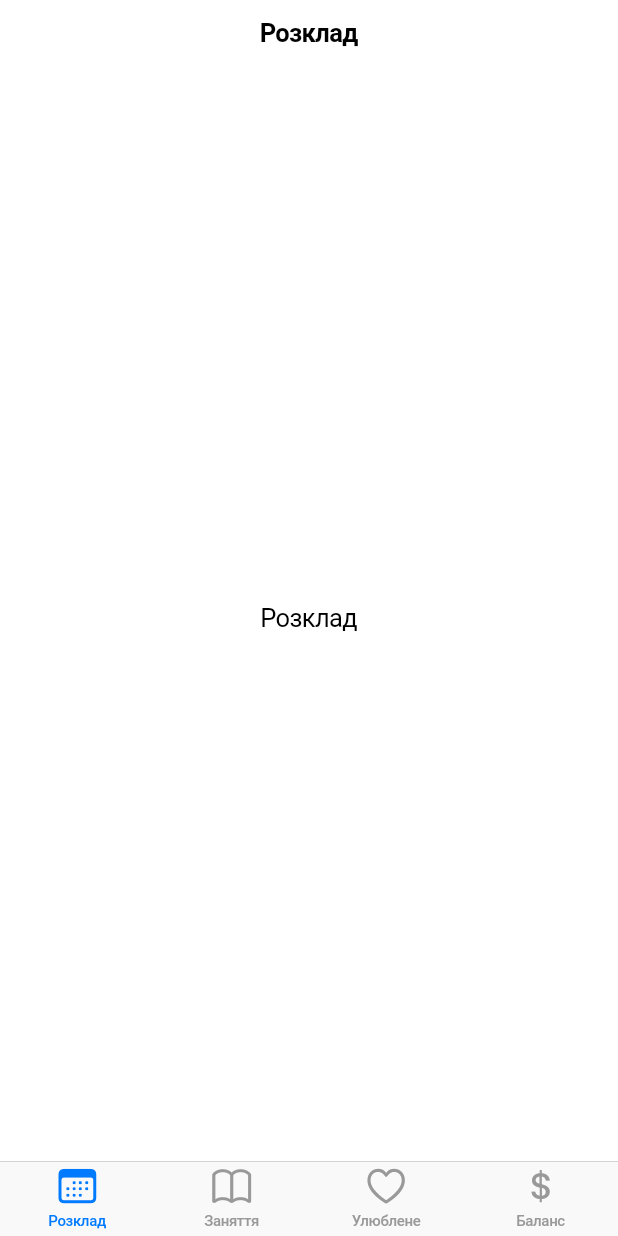
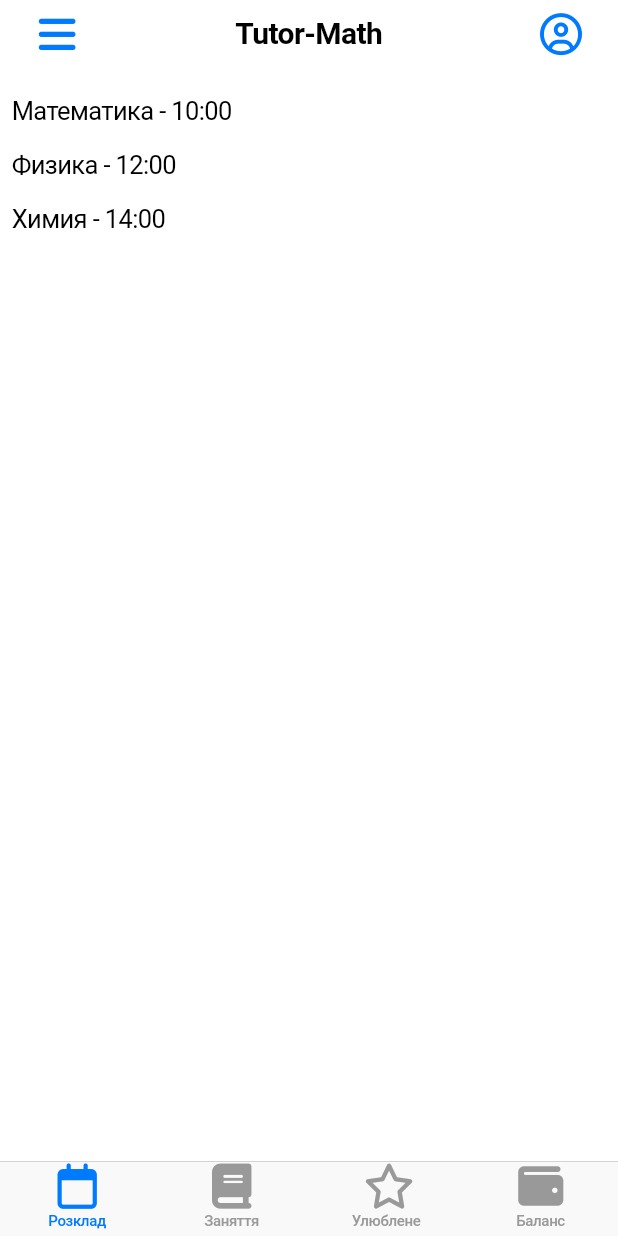
Before and after one commit to doobok/app_flutter_tutor_math, a Flutter app: the MainScreen screen opened directly, item 2 of the bottom bar chosen, after a tap on "Розклад", on a phone screen of 412 x 824 dp. Run offline on Flutter 3.47's test engine with Material 3 defaults, Android fonts, the phone set to English and light mode, and no system bars; our stand-ins replace font_awesome_flutter.

Commit message:
Add start screen

```diff
--- /dev/null
+++ b/lib/core/utils/bottom_bar.dart
@@ -0,0 +1,39 @@
+import 'package:flutter/cupertino.dart';
+import 'package:font_awesome_flutter/font_awesome_flutter.dart';
+
+class BottomBar extends StatelessWidget {
+  final int currentIndex;
+  final void Function(int) onTabSelected;
+
+  const BottomBar({
+    super.key,
+    required this.currentIndex,
+    required this.onTabSelected,
+  });
+
+  @override
+  Widget build(BuildContext context) {
+    return CupertinoTabBar(
+      currentIndex: currentIndex,
+      onTap: onTabSelected,
+      items: const <BottomNavigationBarItem>[
+        BottomNavigationBarItem(
+          icon: Icon(FontAwesomeIcons.calendar),
+          label: 'Розклад',
+        ),
+        BottomNavigationBarItem(
+          icon: Icon(FontAwesomeIcons.book),
+          label: 'Заняття',
+        ),
+        BottomNavigationBarItem(
+          icon: Icon(FontAwesomeIcons.star),
+          label: 'Улюблене',
+        ),
+        BottomNavigationBarItem(
+          icon: Icon(FontAwesomeIcons.wallet),
+          label: 'Баланс',
+        ),
+      ],
+    );
+  }
+}
--- /dev/null
+++ b/lib/core/utils/screen_container.dart
@@ -0,0 +1,25 @@
+import 'package:flutter/cupertino.dart';
+
+import '../../features/balance/presentation/balance_screen.dart';
+import '../../features/favorites/presentation/favorites_screen.dart';
+import '../../features/lessons/presentation/lessons_screen.dart';
+import '../../features/schedule/presentation/schedule_screen.dart';
+
+class ScreenContainer extends StatelessWidget {
+  final int currentIndex;
+
+  const ScreenContainer({super.key, required this.currentIndex});
+
+  @override
+  Widget build(BuildContext context) {
+    return IndexedStack(
+      index: currentIndex,
+      children: const [
+        ScheduleScreen(),
+        LessonsScreen(),
+        FavoritesScreen(),
+        BalanceScreen(),
+      ],
+    );
+  }
+}
--- /dev/null
+++ b/lib/core/utils/top_bar.dart
@@ -0,0 +1,43 @@
+import 'package:flutter/cupertino.dart';
+import 'package:font_awesome_flutter/font_awesome_flutter.dart';
+import 'top_bar_menu.dart';
+import 'top_bar_user.dart';
+
+class TopBar extends StatelessWidget implements ObstructingPreferredSizeWidget {
+  const TopBar({super.key});
+
+  @override
+  Widget build(BuildContext context) {
+    return CupertinoNavigationBar(
+      leading: CupertinoButton(
+        padding: EdgeInsets.zero,
+        child: const Icon(
+          FontAwesomeIcons.bars,
+          size: 28.0,
+        ),
+        onPressed: () => showTopBarMenu(context),
+      ),
+      middle: const Text(
+        'Tutor-Math',
+        style: TextStyle(
+          fontSize: 20.0,
+          fontWeight: FontWeight.bold,
+        ),
+      ),
+      trailing: CupertinoButton(
+        padding: EdgeInsets.zero,
+        child: const Icon(
+          FontAwesomeIcons.circleUser,
+          size: 28.0,
+        ),
+        onPressed: () => onTopBarUserPressed(context),
+      ),
+    );
+  }
+
+  @override
+  Size get preferredSize => const Size.fromHeight(56.0);
+
+  @override
+  bool shouldFullyObstruct(BuildContext context) => true;
+}
--- /dev/null
+++ b/lib/core/utils/top_bar_user.dart
@@ -0,0 +1,5 @@
+import 'package:flutter/cupertino.dart';
+
+void onTopBarUserPressed(BuildContext context) {
+  // Действие при нажатии на иконку пользователя
+}
--- /dev/null
+++ b/lib/features/balance/presentation/balance_screen.dart
@@ -0,0 +1,12 @@
+import 'package:flutter/cupertino.dart';
+
+class BalanceScreen extends StatelessWidget {
+  const BalanceScreen({super.key});
+
+  @override
+  Widget build(BuildContext context) {
+    return const Center(
+      child: Text('Balance'),
+    );
+  }
+}
--- /dev/null
+++ b/lib/features/favorites/presentation/favorites_screen.dart
@@ -0,0 +1,12 @@
+import 'package:flutter/cupertino.dart';
+
+class FavoritesScreen extends StatelessWidget {
+  const FavoritesScreen({super.key});
+
+  @override
+  Widget build(BuildContext context) {
+    return const Center(
+      child: Text('Favorite'),
+    );
+  }
+}
--- /dev/null
+++ b/lib/features/lessons/presentation/lessons_screen.dart
@@ -0,0 +1,25 @@
+import 'package:flutter/cupertino.dart';
+
+class LessonsScreen extends StatelessWidget {
+  const LessonsScreen({super.key});
+
+  @override
+  Widget build(BuildContext context) {
+    // Здесь можно добавить логику загрузки данных (например, из API)
+    final List<String> lessons = [
+      'Урок 1: Алгебра',
+      'Урок 2: Геометрия',
+      'Урок 3: Тригонометрия',
+    ];
+
+    return ListView.builder(
+      itemCount: lessons.length,
+      itemBuilder: (context, index) {
+        return Padding(
+          padding: const EdgeInsets.all(8.0),
+          child: Text(lessons[index]),
+        );
+      },
+    );
+  }
+}
--- a/lib/features/main/presentation/main_screen.dart
+++ b/lib/features/main/presentation/main_screen.dart
@@ -1,87 +1,39 @@
 import 'package:flutter/cupertino.dart';
+import '../../../core/utils/top_bar.dart';
+import '../../../core/utils/bottom_bar.dart';
+import '../../../core/utils/screen_container.dart';
 
-class MainScreen extends StatelessWidget {
+class MainScreen extends StatefulWidget {
   const MainScreen({super.key});
 
   @override
+  _MainScreenState createState() => _MainScreenState();
+}
+
+class _MainScreenState extends State<MainScreen> {
+  int _currentIndex = 0;
+
+  void _onTabSelected(int index) {
+    setState(() {
+      _currentIndex = index;
+    });
+  }
+
+  @override
   Widget build(BuildContext context) {
-    return CupertinoTabScaffold(
-      tabBar: CupertinoTabBar(
-        items: const <BottomNavigationBarItem>[
-          BottomNavigationBarItem(
-            icon: Icon(CupertinoIcons.calendar),
-            label: 'Розклад',
+    return CupertinoPageScaffold(
+      navigationBar: const TopBar(),
+      child: Column(
+        children: [
+          Expanded(
+            child: ScreenContainer(currentIndex: _currentIndex),
           ),
-          BottomNavigationBarItem(
-            icon: Icon(CupertinoIcons.book),
-            label: 'Заняття',
-          ),
-          BottomNavigationBarItem(
-            icon: Icon(CupertinoIcons.heart),
-            label: 'Улюблене',
-          ),
-          BottomNavigationBarItem(
-            icon: Icon(CupertinoIcons.money_dollar),
-            label: 'Баланс',
+          BottomBar(
+            currentIndex: _currentIndex,
+            onTabSelected: _onTabSelected,
           ),
         ],
       ),
-      tabBuilder: (context, index) {
-        switch (index) {
-          case 0:
-            return CupertinoTabView(
-              builder: (context) => const CupertinoPageScaffold(
-                navigationBar: CupertinoNavigationBar(
-                  middle: Text('Розклад'),
-                ),
-                child: Center(
-                  child: Text('Розклад'),
-                ),
-              ),
-            );
-          case 1:
-            return CupertinoTabView(
-              builder: (context) => const CupertinoPageScaffold(
-                navigationBar: CupertinoNavigationBar(
-                  middle: Text('Заняття'),
-                ),
-                child: Center(
-                  child: Text('Заняття'),
-                ),
-              ),
-            );
-          case 2:
-            return CupertinoTabView(
-              builder: (context) => const CupertinoPageScaffold(
-                navigationBar: CupertinoNavigationBar(
-                  middle: Text('Улюблене'),
-                ),
-                child: Center(
-                  child: Text('Улюблене'),
-                ),
-              ),
-            );
-          case 3:
-            return CupertinoTabView(
-              builder: (context) => const CupertinoPageScaffold(
-                navigationBar: CupertinoNavigationBar(
-                  middle: Text('Баланс'),
-                ),
-                child: Center(
-                  child: Text('Баланс'),
-                ),
-              ),
-            );
-          default:
-            return CupertinoTabView(
-              builder: (context) => CupertinoPageScaffold(
-                child: Center(
-                  child: Text('Error'),
-                ),
-              ),
-            );
-        }
-      },
     );
   }
 }
--- /dev/null
+++ b/lib/features/schedule/presentation/schedule_screen.dart
@@ -0,0 +1,49 @@
+import 'package:flutter/cupertino.dart';
+
+class ScheduleScreen extends StatefulWidget {
+  const ScheduleScreen({super.key});
+
+  @override
+  _ScheduleScreenState createState() => _ScheduleScreenState();
+}
+
+class _ScheduleScreenState extends State<ScheduleScreen> {
+  List<String> scheduleItems = [];
+  bool isLoading = true;
+
+  @override
+  void initState() {
+    super.initState();
+    _loadSchedule();
+  }
+
+  Future<void> _loadSchedule() async {
+    // Симуляция загрузки данных из API
+    await Future.delayed(const Duration(seconds: 2));
+    setState(() {
+      scheduleItems = [
+        'Математика - 10:00',
+        'Физика - 12:00',
+        'Химия - 14:00',
+      ];
+      isLoading = false;
+    });
+  }
+
+  @override
+  Widget build(BuildContext context) {
+    if (isLoading) {
+      return const Center(child: CupertinoActivityIndicator());
+    }
+
+    return ListView.builder(
+      itemCount: scheduleItems.length,
+      itemBuilder: (context, index) {
+        return Padding(
+          padding: const EdgeInsets.all(8.0),
+          child: Text(scheduleItems[index]),
+        );
+      },
+    );
+  }
+}
--- a/pubspec.yaml
+++ b/pubspec.yaml
@@ -34,6 +34,9 @@ dependencies:
   # The following adds the Cupertino Icons font to your application.
   # Use with the CupertinoIcons class for iOS style icons.
   cupertino_icons: ^1.0.8
+
+  # Font Awesome icons
+  font_awesome_flutter: ^10.8.0
 
 dev_dependencies:
   flutter_test:
@@ -87,3 +90,6 @@ flutter:
   #
   # For details regarding fonts from package dependencies,
   # see https://flutter.dev/to/font-from-package
+
+  assets:
+    - lib/assets/images/welcome_bg.png
```
Also changed, not shown: lib/app/routes.dart (+12 -0 lines), lib/core/utils/top_bar_menu.dart (added, +33 -0 lines), lib/features/welcome/presentation/welcome_screen.dart (+85 -12 lines), lib/assets/images/welcome.webp (added), lib/assets/images/welcome_bg.png (added), lib/features/main/main.dart (deleted), lib/features/shedule/schedule.dart (deleted), lib/features/welcome/welcome.dart (deleted), pubspec.lock.
